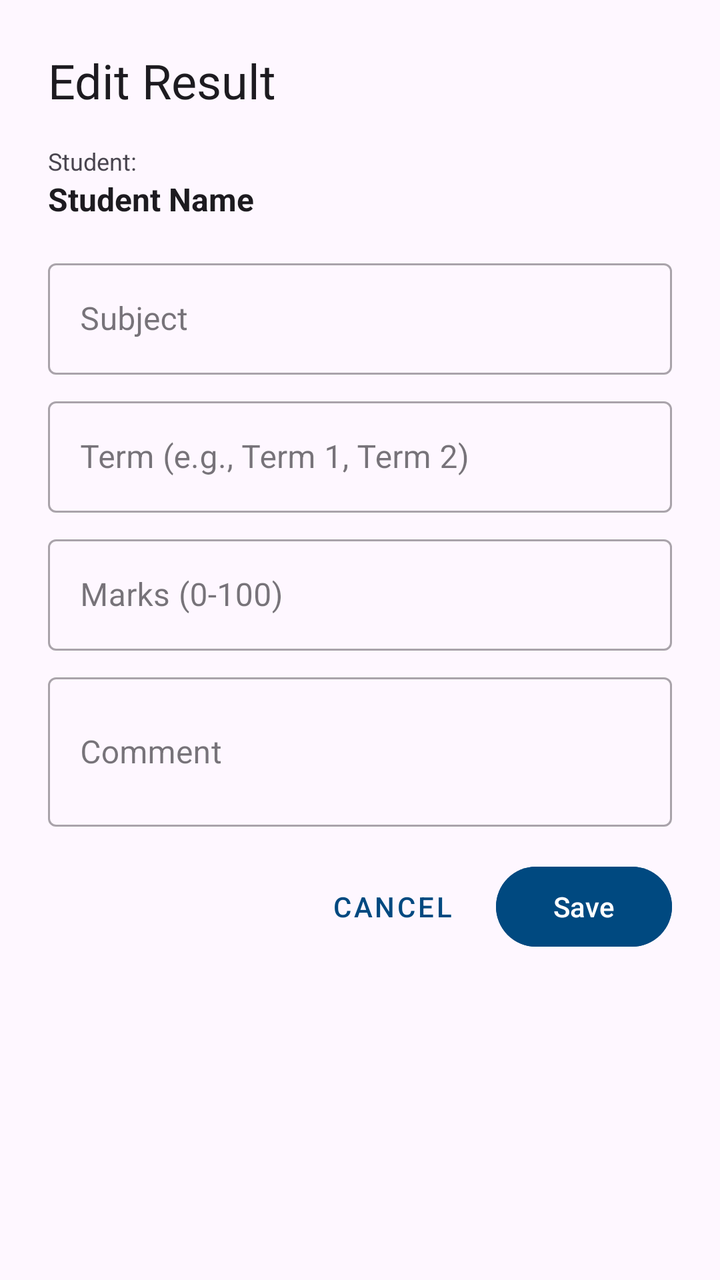
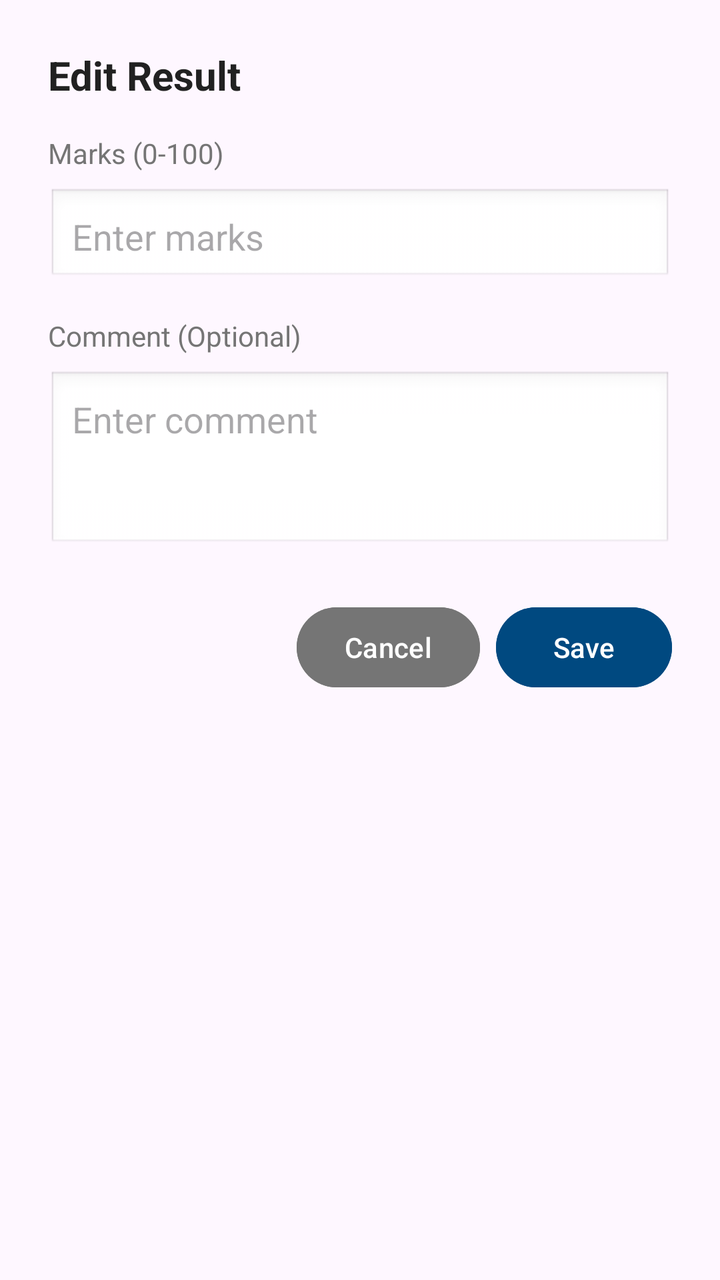

Screens rendered from an Android XML layout before and after an edit, with the pre-edit source and the edit as a unified diff.
<!-- AndroidManifest.xml: application theme Theme.StudentIntelligentSystem -->
<!-- res/layout/dialog_edit_result.xml -->
<?xml version="1.0" encoding="utf-8"?>
<LinearLayout xmlns:android="http://schemas.android.com/apk/res/android"
    xmlns:app="http://schemas.android.com/apk/res-auto"
    android:layout_width="match_parent"
    android:layout_height="wrap_content"
    android:orientation="vertical"
    android:padding="24dp">

    <TextView
        android:layout_width="wrap_content"
        android:layout_height="wrap_content"
        android:text="Edit Result"
        android:textAppearance="@style/TextAppearance.Material3.HeadlineSmall"
        android:layout_marginBottom="16dp"/>

    
    <TextView
        android:layout_width="wrap_content"
        android:layout_height="wrap_content"
        android:text="Student:"
        android:textSize="12sp"
        android:textColor="?android:attr/textColorSecondary"/>

    <TextView
        android:id="@+id/tvStudentName"
        android:layout_width="match_parent"
        android:layout_height="wrap_content"
        android:text="Student Name"
        android:textSize="16sp"
        android:textStyle="bold"
        android:textColor="?android:attr/textColorPrimary"
        android:layout_marginBottom="16dp"/>

    
    <com.google.android.material.textfield.TextInputLayout
        android:layout_width="match_parent"
        android:layout_height="wrap_content"
        android:hint="Subject"
        style="@style/Widget.MaterialComponents.TextInputLayout.OutlinedBox">

        <com.google.android.material.textfield.TextInputEditText
            android:id="@+id/editSubject"
            android:layout_width="match_parent"
            android:layout_height="wrap_content"
            android:inputType="text"/>
    </com.google.android.material.textfield.TextInputLayout>

    
    <com.google.android.material.textfield.TextInputLayout
        android:layout_width="match_parent"
        android:layout_height="wrap_content"
        android:layout_marginTop="8dp"
        android:hint="Term (e.g., Term 1, Term 2)"
        style="@style/Widget.MaterialComponents.TextInputLayout.OutlinedBox">

        <com.google.android.material.textfield.TextInputEditText
            android:id="@+id/editTerm"
            android:layout_width="match_parent"
            android:layout_height="wrap_content"
            android:inputType="text"/>
    </com.google.android.material.textfield.TextInputLayout>

    
    <com.google.android.material.textfield.TextInputLayout
        android:layout_width="match_parent"
        android:layout_height="wrap_content"
        android:layout_marginTop="8dp"
        android:hint="Marks (0-100)"
        style="@style/Widget.MaterialComponents.TextInputLayout.OutlinedBox">

        <com.google.android.material.textfield.TextInputEditText
            android:id="@+id/editMarks"
            android:layout_width="match_parent"
            android:layout_height="wrap_content"
            android:inputType="number"/>
    </com.google.android.material.textfield.TextInputLayout>

    
    <com.google.android.material.textfield.TextInputLayout
        android:layout_width="match_parent"
        android:layout_height="wrap_content"
        android:layout_marginTop="8dp"
        android:hint="Comment"
        style="@style/Widget.MaterialComponents.TextInputLayout.OutlinedBox">

        <com.google.android.material.textfield.TextInputEditText
            android:id="@+id/editComment"
            android:layout_width="match_parent"
            android:layout_height="wrap_content"
            android:inputType="textMultiLine"
            android:minLines="2"
            android:maxLines="4"/>
    </com.google.android.material.textfield.TextInputLayout>

    
    <LinearLayout
        android:layout_width="match_parent"
        android:layout_height="wrap_content"
        android:layout_marginTop="16dp"
        android:orientation="horizontal"
        android:gravity="end">

        <Button
            android:id="@+id/btnCancel"
            android:layout_width="wrap_content"
            android:layout_height="wrap_content"
            android:text="Cancel"
            style="@style/Widget.MaterialComponents.Button.TextButton"/>

        <Button
            android:id="@+id/btnSave"
            android:layout_width="wrap_content"
            android:layout_height="wrap_content"
            android:layout_marginStart="8dp"
            android:text="Save"
            android:backgroundTint="@color/buttonColor"/>

    </LinearLayout>

</LinearLayout>
<!-- resources referenced by this layout -->
<resources>
  <color name="buttonColor">#004980</color>
  <style name="Theme.StudentIntelligentSystem" parent="Base.Theme.StudentIntelligentSystem" />
  <style name="Base.Theme.StudentIntelligentSystem" parent="Theme.Material3.DayNight.NoActionBar">
          
          <item name="colorPrimary">@color/primaryColor</item>
          <item name="colorOnPrimary">@color/white</item>
          <item name="colorPrimaryContainer">@color/primaryColor</item>
          <item name="colorOnPrimaryContainer">@color/white</item>
          <item name="colorSecondary">@color/primaryColor</item>
          <item name="colorOnSecondary">@color/white</item>
      </style>
  <color name="primaryColor">#004980</color>
  <color name="white">#FFFFFFFF</color>
</resources>

<!-- the commit's change to res/layout/dialog_edit_result.xml (unified diff, before → after) -->
@@ -1,6 +1,5 @@
 <?xml version="1.0" encoding="utf-8"?>
 <LinearLayout xmlns:android="http://schemas.android.com/apk/res/android"
-    xmlns:app="http://schemas.android.com/apk/res-auto"
     android:layout_width="match_parent"
     android:layout_height="wrap_content"
     android:orientation="vertical"
@@ -10,93 +9,54 @@
         android:layout_width="wrap_content"
         android:layout_height="wrap_content"
         android:text="Edit Result"
-        android:textAppearance="@style/TextAppearance.Material3.HeadlineSmall"
-        android:layout_marginBottom="16dp"/>
+        android:textSize="20sp"
+        android:textStyle="bold"
+        android:textColor="#212121"
+        android:layout_marginBottom="16dp" />
 
-    
     <TextView
         android:layout_width="wrap_content"
         android:layout_height="wrap_content"
-        android:text="Student:"
-        android:textSize="12sp"
-        android:textColor="?android:attr/textColorSecondary"/>
+        android:text="Marks (0-100)"
+        android:textColor="#757575"
+        android:textSize="14sp"
+        android:layout_marginBottom="8dp" />
+
+    <EditText
+        android:id="@+id/etMarks"
+        android:layout_width="match_parent"
+        android:layout_height="wrap_content"
+        android:hint="Enter marks"
+        android:inputType="number"
+        android:autofillHints="number"
+        android:padding="12dp"
+        android:background="@android:drawable/edit_text"
+        android:layout_marginBottom="16dp" />
 
     <TextView
-        android:id="@+id/tvStudentName"
+        android:layout_width="wrap_content"
+        android:layout_height="wrap_content"
+        android:text="Comment (Optional)"
+        android:textColor="#757575"
+        android:textSize="14sp"
+        android:layout_marginBottom="8dp" />
+
+    <EditText
+        android:id="@+id/etComment"
         android:layout_width="match_parent"
         android:layout_height="wrap_content"
-        android:text="Student Name"
-        android:textSize="16sp"
-        android:textStyle="bold"
-        android:textColor="?android:attr/textColorPrimary"
-        android:layout_marginBottom="16dp"/>
+        android:hint="Enter comment"
+        android:inputType="textMultiLine"
+        android:autofillHints="text"
+        android:minLines="3"
+        android:gravity="top"
+        android:padding="12dp"
+        android:background="@android:drawable/edit_text"
+        android:layout_marginBottom="24dp" />
 
-    
-    <com.google.android.material.textfield.TextInputLayout
-        android:layout_width="match_parent"
-        android:layout_height="wrap_content"
-        android:hint="Subject"
-        style="@style/Widget.MaterialComponents.TextInputLayout.OutlinedBox">
-
-        <com.google.android.material.textfield.TextInputEditText
-            android:id="@+id/editSubject"
-            android:layout_width="match_parent"
-            android:layout_height="wrap_content"
-            android:inputType="text"/>
-    </com.google.android.material.textfield.TextInputLayout>
-
-    
-    <com.google.android.material.textfield.TextInputLayout
-        android:layout_width="match_parent"
-        android:layout_height="wrap_content"
-        android:layout_marginTop="8dp"
-        android:hint="Term (e.g., Term 1, Term 2)"
-        style="@style/Widget.MaterialComponents.TextInputLayout.OutlinedBox">
-
-        <com.google.android.material.textfield.TextInputEditText
-            android:id="@+id/editTerm"
-            android:layout_width="match_parent"
-            android:layout_height="wrap_content"
-            android:inputType="text"/>
-    </com.google.android.material.textfield.TextInputLayout>
-
-    
-    <com.google.android.material.textfield.TextInputLayout
-        android:layout_width="match_parent"
-        android:layout_height="wrap_content"
-        android:layout_marginTop="8dp"
-        android:hint="Marks (0-100)"
-        style="@style/Widget.MaterialComponents.TextInputLayout.OutlinedBox">
-
-        <com.google.android.material.textfield.TextInputEditText
-            android:id="@+id/editMarks"
-            android:layout_width="match_parent"
-            android:layout_height="wrap_content"
-            android:inputType="number"/>
-    </com.google.android.material.textfield.TextInputLayout>
-
-    
-    <com.google.android.material.textfield.TextInputLayout
-        android:layout_width="match_parent"
-        android:layout_height="wrap_content"
-        android:layout_marginTop="8dp"
-        android:hint="Comment"
-        style="@style/Widget.MaterialComponents.TextInputLayout.OutlinedBox">
-
-        <com.google.android.material.textfield.TextInputEditText
-            android:id="@+id/editComment"
-            android:layout_width="match_parent"
-            android:layout_height="wrap_content"
-            android:inputType="textMultiLine"
-            android:minLines="2"
-            android:maxLines="4"/>
-    </com.google.android.material.textfield.TextInputLayout>
-
-    
     <LinearLayout
         android:layout_width="match_parent"
         android:layout_height="wrap_content"
-        android:layout_marginTop="16dp"
         android:orientation="horizontal"
         android:gravity="end">
 
@@ -105,16 +65,15 @@
             android:layout_width="wrap_content"
             android:layout_height="wrap_content"
             android:text="Cancel"
-            style="@style/Widget.MaterialComponents.Button.TextButton"/>
+            android:backgroundTint="#757575"
+            android:layout_marginEnd="8dp" />
 
         <Button
             android:id="@+id/btnSave"
             android:layout_width="wrap_content"
             android:layout_height="wrap_content"
-            android:layout_marginStart="8dp"
             android:text="Save"
-            android:backgroundTint="@color/buttonColor"/>
-
+            android:backgroundTint="?attr/colorPrimary" />
     </LinearLayout>
 
 </LinearLayout>
<!-- resource entries referenced after the edit -->
@@ -1,6 +1,5 @@
 <!-- resources referenced by this layout -->
 <resources>
-  <color name="buttonColor">#004980</color>
   <style name="Theme.StudentIntelligentSystem" parent="Base.Theme.StudentIntelligentSystem" />
   <style name="Base.Theme.StudentIntelligentSystem" parent="Theme.Material3.DayNight.NoActionBar">
           
